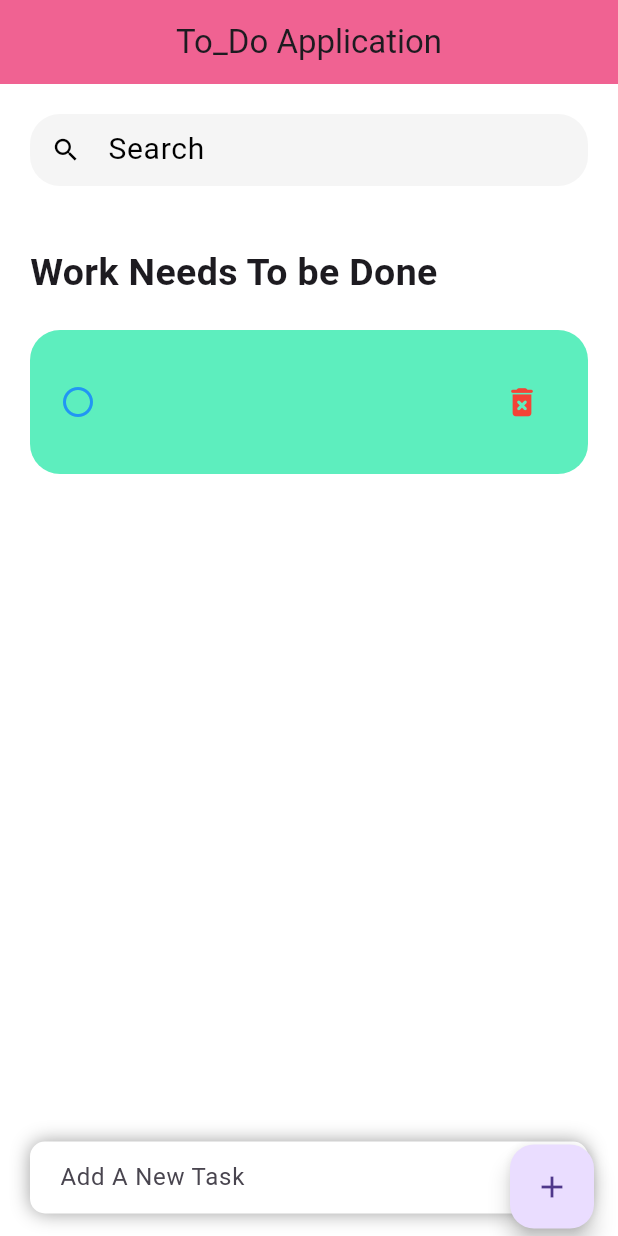
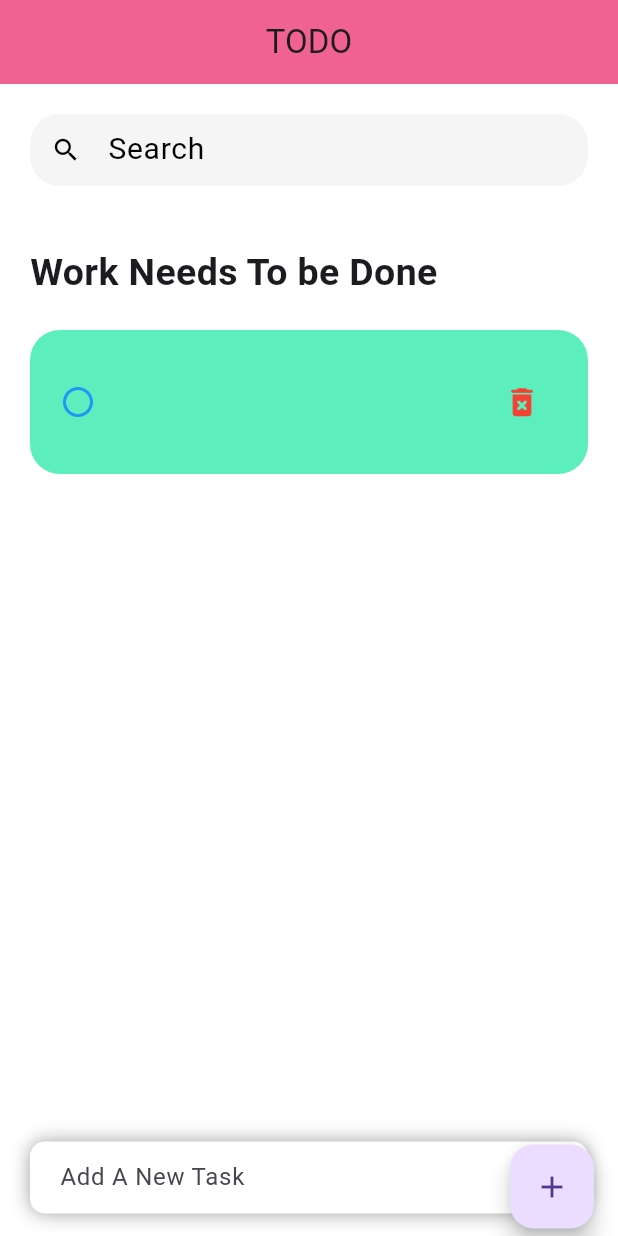
Before and after one commit to Ashish1367/Flutter-todo-app, a Flutter app: the screen it shows after launch, after a tap on the "add" icon, on a phone screen of 412 x 824 dp. Run offline on Flutter 3.47's test engine with Material 2 defaults, Android fonts, the phone set to English and light mode, and no system bars; our stand-ins replace cloud_firestore, firebase_core; accounts and stored records are empty.

Commit message:
added icon

```diff
--- a/lib/screens/home.dart
+++ b/lib/screens/home.dart
@@ -182,7 +182,7 @@ class _HomeState extends State<Home> {
       elevation: 0,
       backgroundColor: Colors.pink[300],
       title: const Text(
-        'To_Do Application',
+        'TODO',
         textAlign: TextAlign.center,
       ),
       centerTitle: true,
--- a/pubspec.yaml
+++ b/pubspec.yaml
@@ -11,6 +11,7 @@ dependencies:
     sdk: flutter
   firebase_core: ^2.15.1
   cloud_firestore: ^4.9.1
+  flutter_launcher_icons: 0.13.1
 dev_dependencies:
   flutter_test:
     sdk: flutter
@@ -18,3 +19,7 @@ dev_dependencies:
 
 flutter:
   uses-material-design: true
+
+flutter_icons:
+  image_path: "icon/To_DO.png"
+  android: true
```
Also changed, not shown: icon/To_Do.png (added), pubspec.lock, 6 other files.
